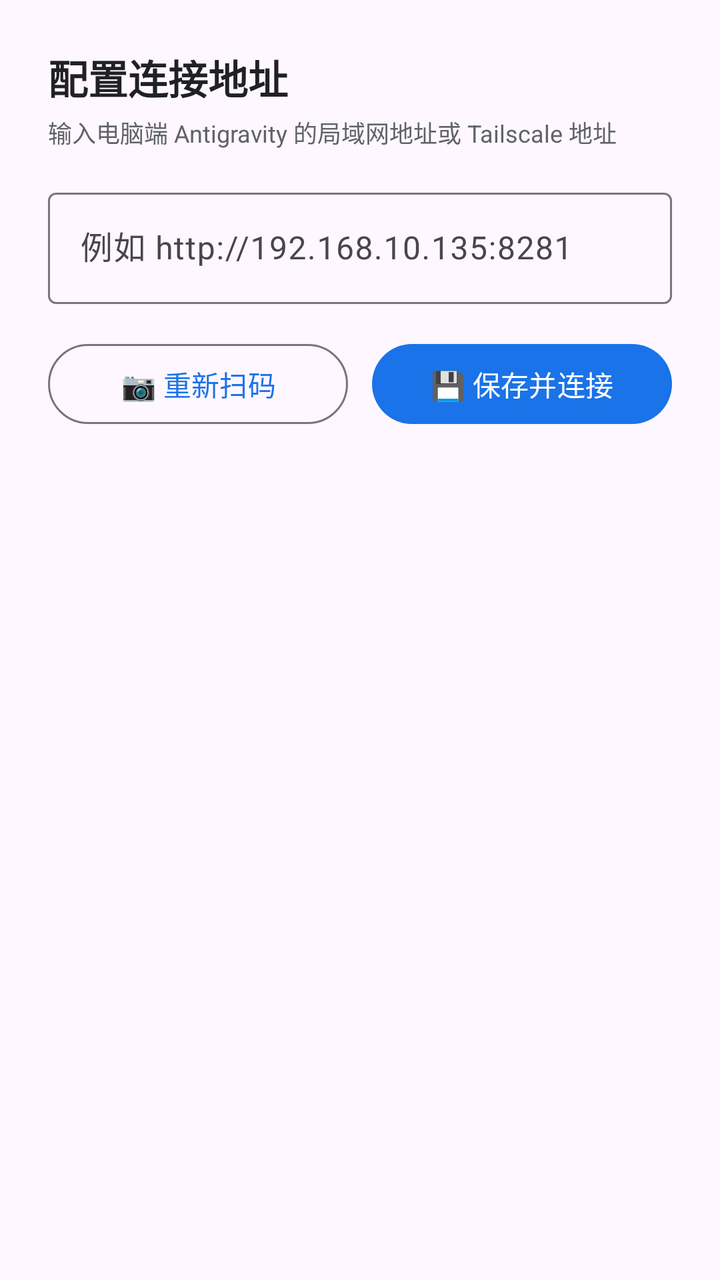
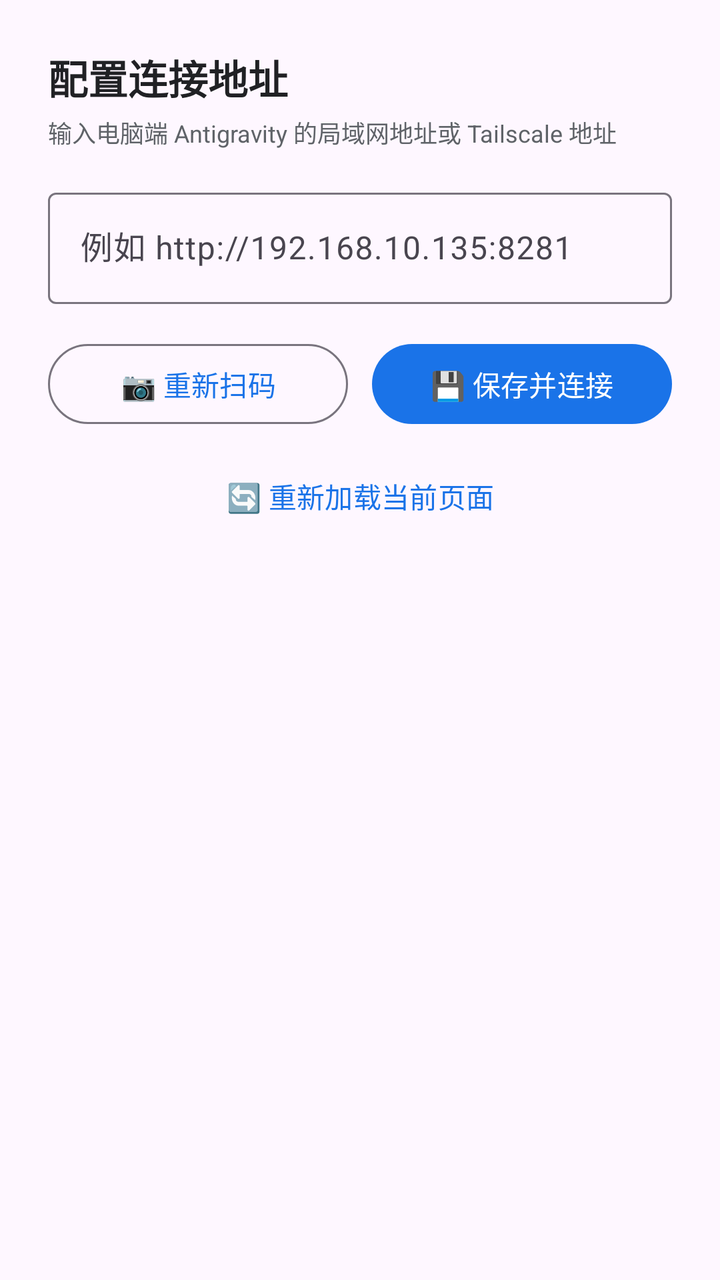

Compare the two renders of this Android layout. The source of the first and the diff that turns it into the second are given below.
<!-- AndroidManifest.xml: application theme Theme.AntigravityCompanion -->
<!-- res/layout/dialog_setup.xml -->
<?xml version="1.0" encoding="utf-8"?>
<LinearLayout xmlns:android="http://schemas.android.com/apk/res/android"
    xmlns:app="http://schemas.android.com/apk/res-auto"
    android:layout_width="match_parent"
    android:layout_height="wrap_content"
    android:orientation="vertical"
    android:padding="24dp">

    <TextView
        android:layout_width="wrap_content"
        android:layout_height="wrap_content"
        android:text="配置连接地址"
        android:textColor="@color/text_primary"
        android:textSize="20sp"
        android:textStyle="bold" />

    <TextView
        android:layout_width="wrap_content"
        android:layout_height="wrap_content"
        android:layout_marginTop="4dp"
        android:text="输入电脑端 Antigravity 的局域网地址或 Tailscale 地址"
        android:textColor="@color/text_secondary"
        android:textSize="12sp" />

    <com.google.android.material.textfield.TextInputLayout
        android:layout_width="match_parent"
        android:layout_height="wrap_content"
        android:layout_marginTop="16dp"
        android:hint="例如 http://192.168.10.135:8281"
        style="@style/Widget.Material3.TextInputLayout.OutlinedBox">

        <com.google.android.material.textfield.TextInputEditText
            android:id="@+id/etServerUrl"
            android:layout_width="match_parent"
            android:layout_height="wrap_content"
            android:inputType="textUri"
            android:singleLine="true" />
    </com.google.android.material.textfield.TextInputLayout>

    <LinearLayout
        android:layout_width="match_parent"
        android:layout_height="wrap_content"
        android:layout_marginTop="16dp"
        android:orientation="horizontal">

        <com.google.android.material.button.MaterialButton
            android:id="@+id/btnDialogScan"
            style="@style/Widget.Material3.Button.OutlinedButton"
            android:layout_width="0dp"
            android:layout_height="wrap_content"
            android:layout_weight="1"
            android:text="📷 重新扫码" />

        <View
            android:layout_width="12dp"
            android:layout_height="0dp" />

        <com.google.android.material.button.MaterialButton
            android:id="@+id/btnDialogSave"
            android:layout_width="0dp"
            android:layout_height="wrap_content"
            android:layout_weight="1"
            android:text="💾 保存并连接" />
    </LinearLayout>

</LinearLayout>
<!-- resources referenced by this layout -->
<resources>
  <color name="text_primary">#202124</color>
  <color name="text_secondary">#5F6368</color>
  <style name="Theme.AntigravityCompanion" parent="Theme.Material3.DayNight.NoActionBar">
          <item name="colorPrimary">@color/primary</item>
          <item name="android:statusBarColor">@color/surface</item>
          <item name="android:windowLightStatusBar">true</item>
          <item name="android:navigationBarColor">@color/surface</item>
      </style>
  <color name="primary">#1A73E8</color>
  <color name="surface">#FFFFFF</color>
</resources>

<!-- the commit's change to res/layout/dialog_setup.xml (unified diff, before → after) -->
@@ -63,4 +63,12 @@
             android:text="💾 保存并连接" />
     </LinearLayout>
 
+    <com.google.android.material.button.MaterialButton
+        android:id="@+id/btnDialogReload"
+        style="@style/Widget.Material3.Button.TextButton"
+        android:layout_width="match_parent"
+        android:layout_height="wrap_content"
+        android:layout_marginTop="8dp"
+        android:text="🔄 重新加载当前页面" />
+
 </LinearLayout>
